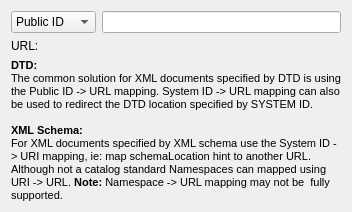
Before: the Qt Designer form xmlcatalogui/addschemaform.ui in KDE/quanta, drawn with Qt 5.
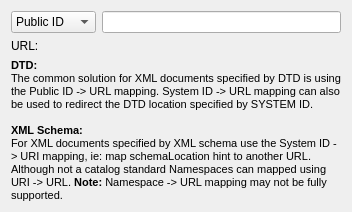
After: the same form once the commit is applied. Custom widgets are drawn as their Qt base class.

```diff
--- a/xmlcatalogui/addschemaform.ui
+++ b/xmlcatalogui/addschemaform.ui
@@ -71,7 +71,7 @@
 &lt;p style=&quot; margin-top:0px; margin-bottom:0px; margin-left:0px; margin-right:0px; -qt-block-indent:0; text-indent:0px;&quot;&gt;The common solution for XML documents specified by DTD is using the Public ID -&amp;gt; URL mapping. System ID -&amp;gt; URL mapping can also be used to redirect the DTD location specified by SYSTEM ID.&lt;/p&gt;
 &lt;p style=&quot;-qt-paragraph-type:empty; margin-top:0px; margin-bottom:0px; margin-left:0px; margin-right:0px; -qt-block-indent:0; text-indent:0px;&quot;&gt;&lt;/p&gt;
 &lt;p style=&quot; margin-top:0px; margin-bottom:0px; margin-left:0px; margin-right:0px; -qt-block-indent:0; text-indent:0px;&quot;&gt;&lt;span style=&quot; font-weight:600;&quot;&gt;XML Schema:&lt;/span&gt;&lt;/p&gt;
-&lt;p style=&quot; margin-top:0px; margin-bottom:0px; margin-left:0px; margin-right:0px; -qt-block-indent:0; text-indent:0px;&quot;&gt;For XML documents specified by XML schema use the System ID -&amp;gt; URI mapping, ie: map schemaLocation hint to another URL. Although not a catalog standard Namespaces can mapped using URI -&amp;gt; URL. &lt;span style=&quot; font-weight:600;&quot;&gt;Note: &lt;/span&gt;Namespace -&amp;gt; URL mapping may not be  fully supported.&lt;/p&gt;&lt;/body&gt;&lt;/html&gt;</string>
+&lt;p style=&quot; margin-top:0px; margin-bottom:0px; margin-left:0px; margin-right:0px; -qt-block-indent:0; text-indent:0px;&quot;&gt;For XML documents specified by XML schema use the System ID -&amp;gt; URI mapping, ie: map schemaLocation hint to another URL. Although not a catalog standard Namespaces can mapped using URI -&amp;gt; URL. &lt;span style=&quot; font-weight:600;&quot;&gt;Note: &lt;/span&gt;Namespace -&amp;gt; URL mapping may not be fully supported.&lt;/p&gt;&lt;/body&gt;&lt;/html&gt;</string>
      </property>
      <property name="wordWrap">
       <bool>true</bool>
```
